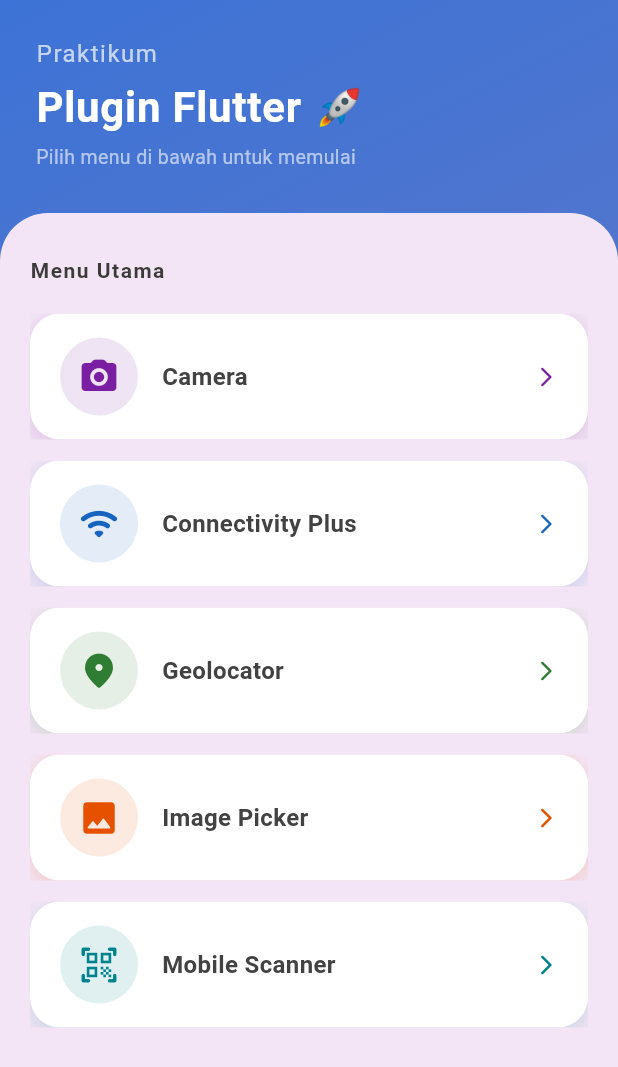
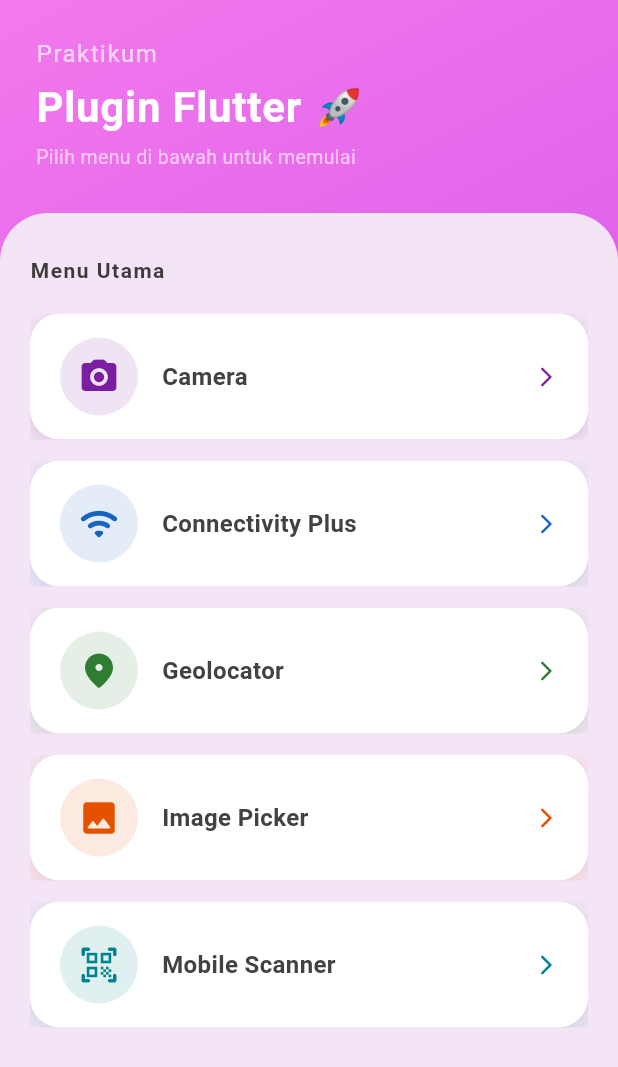
Before and after one commit to tikaputri12/pratikum_dua_kelompok_tiga, a Flutter app: the screen it shows after launch, on a phone screen of 412 x 824 dp. Shown: the top 1067 px of the screen. Run offline on Flutter 3.47's test engine with Material 3 defaults, Android fonts, the phone set to English and light mode, and no system bars; our stand-ins replace camera, connectivity_plus, geolocator, image_picker, video_player; missing offline and left inert: baseflow_plugin_template, mobile_scanner.

Commit message:
update dari agustina

```diff
--- a/lib/main.dart
+++ b/lib/main.dart
@@ -21,7 +21,8 @@ class MyApp extends StatelessWidget {
       title: 'Praktikum Plugin Flutter',
       debugShowCheckedModeBanner: false,
       theme: ThemeData(
-        colorScheme: ColorScheme.fromSeed(seedColor: Colors.deepPurple),
+        colorScheme: ColorScheme.fromSeed(seedColor:
+        const Color.from(alpha: 1, red: 0.816, green: 0.851, blue: 0.969)),
         useMaterial3: true,
       ),
       home: const MyHomePage(title: 'Menu Praktikum Flutter'),
@@ -146,7 +147,7 @@ class _MyHomePageState extends State<MyHomePage> {
       body: Container(
         decoration: const BoxDecoration(
           gradient: LinearGradient(
-            colors: [Color.fromARGB(255, 61, 115, 214), Color.fromARGB(255, 113, 121, 192)],
+            colors: [Color.fromARGB(255, 243, 121, 237), Color.fromARGB(255, 190, 61, 230)],
             begin: Alignment.topLeft,
             end: Alignment.bottomRight,
           ),
```
